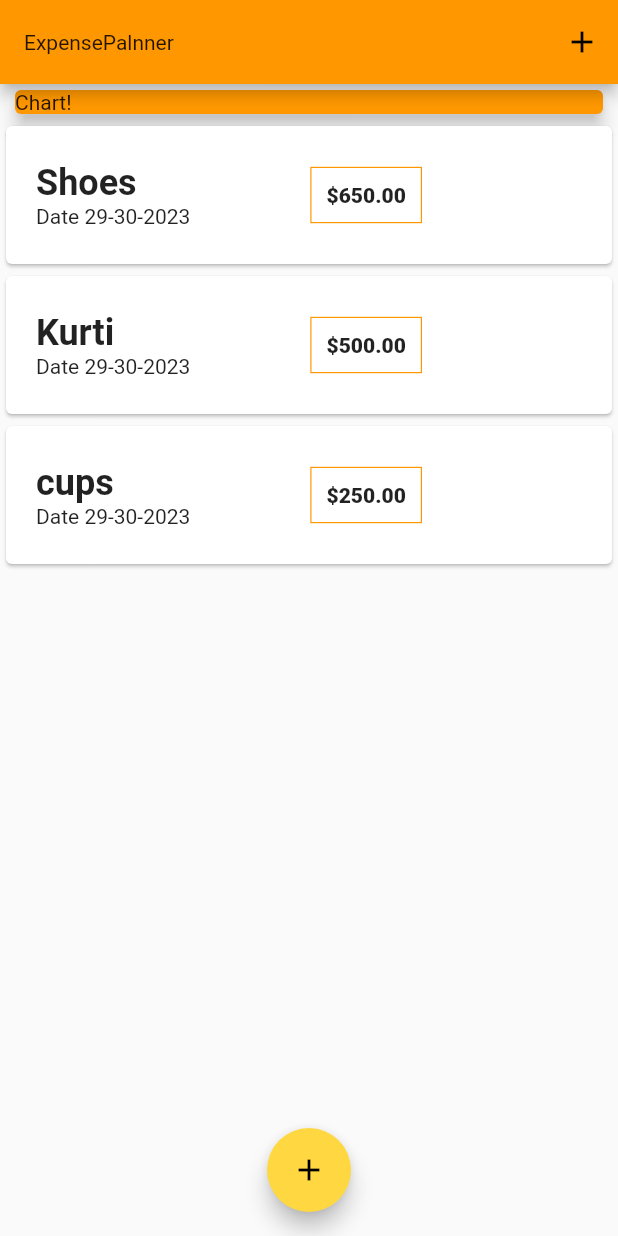
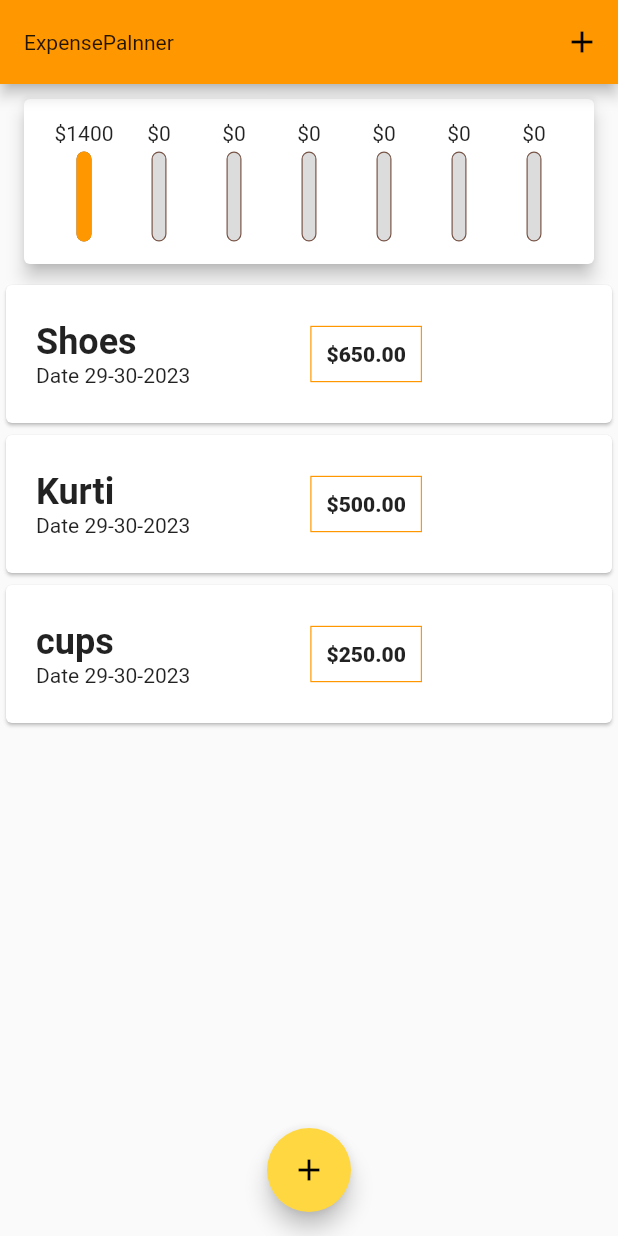
Before and after one commit to JhansiCh916/FlutterProjects, a Flutter app: the screen it shows after launch, on a phone screen of 412 x 824 dp. Run offline on Flutter 3.47's test engine with Material 2 defaults, Android fonts, the phone set to English and light mode, and no system bars.

Commit message:
Added images and chart.

```diff
--- a/lib/main.dart
+++ b/lib/main.dart
@@ -2,6 +2,7 @@ import './widgets/new_transaction.dart';
 import '../widgets/transactionList.dart';
 import 'package:flutter/material.dart';
 import '../models/transaction.dart';
+import '../widgets/chart.dart';
 
 void main() {
   runApp(ExpensePlanner());
@@ -58,6 +59,15 @@ class _HomePageState extends State<HomePage> {
       _userTransactions.add(newTx);
     });
   }
+
+  List<Transaction> get _recentTransactions {
+    return _userTransactions.where((tx) {
+      return tx.date.isAfter(DateTime.now().subtract(
+        Duration(days: 7),
+      ),);
+    }).toList();
+  }
+
   void _startNewTransaction(BuildContext ctx) {
     showModalBottomSheet(context: ctx, builder: (_) {
       return GestureDetector(
@@ -85,11 +95,9 @@ class _HomePageState extends State<HomePage> {
         children:  [
           Container(
             width: 400,
-            child: Card(
-              color: Theme.of(context).primaryColor,
-              child: Text("Chart!"),
-              elevation: 5,
-            ),
+            // height: 200,
+            child:
+            Chart(_recentTransactions),
           ),
           TransactionList(_userTransactions),
         ],
--- /dev/null
+++ b/lib/widgets/chart.dart
@@ -0,0 +1,53 @@
+import 'package:expense_planner/models/transaction.dart';
+import 'package:expense_planner/widgets/chart_bar.dart';
+import 'package:flutter/material.dart';
+import 'package:intl/intl.dart';
+
+class Chart extends StatelessWidget {
+  final List<Transaction> recentTrasactions;
+
+  Chart(this.recentTrasactions);
+
+  List<Map<String, Object>> get groupedTrasactions {
+    return List.generate(7, (index) {
+      final weekDay = DateTime.now().subtract(Duration(days: index));
+      var totalSum = 0.0;
+
+      for (var i = 0; i < recentTrasactions.length; i++) {
+        if ( recentTrasactions[i].date.day == weekDay.day &&
+            recentTrasactions[i].date.month == weekDay.month &&
+            recentTrasactions[i].date.year == weekDay.year) {
+          totalSum += recentTrasactions[i].amount;
+
+        }
+      }
+      return {"day": DateFormat.E().format(weekDay).substring(0,1), "amount" : totalSum};
+    });
+  }
+
+  double get maxSpending {
+    return groupedTrasactions.fold(0.0, (sum, item) {
+      return sum + (item["amount"] as double);
+    });
+  }
+
+  @override
+  Widget build(BuildContext context) {
+    return Card(
+      elevation: 5,
+      margin: EdgeInsets.all(10),
+      child: Container(
+        padding: EdgeInsets.all(15),
+        child: Row(
+          mainAxisAlignment: MainAxisAlignment.spaceAround,
+
+          children: groupedTrasactions.map((data) {
+
+            return Flexible(fit: FlexFit.tight,
+                child: ChartBar(data["day"].toString(), (data["amount"] as double), maxSpending == 0 ? 0.0 : (data["amount"] as double) / maxSpending));
+          }).toList(),
+        ),
+      ),
+    );
+  }
+}
--- /dev/null
+++ b/lib/widgets/chart_bar.dart
@@ -0,0 +1,43 @@
+import 'package:flutter/material.dart';
+
+class ChartBar extends StatelessWidget {
+  final String label;
+  final double spendingAmount;
+  final double spndPerceofTotal;
+
+  ChartBar(this.label, this.spendingAmount, this.spndPerceofTotal);
+
+  @override
+  Widget build(BuildContext context) {
+    return Column(
+      children: [
+        FittedBox(child: Text("\$${spendingAmount.toStringAsFixed(0)}")),
+        SizedBox(
+          height: 4,
+        ),
+        Container(
+          height:  60,
+          width: 10,
+          child: Stack(
+            children: [
+              Container(
+                decoration: BoxDecoration(
+                  border: Border.all(color: Colors.brown,width: 0.8),
+                  color: Color.fromRGBO(220, 220, 220, 2),
+                  borderRadius: BorderRadius.circular(18),
+                ),
+              ),
+              FractionallySizedBox(
+                heightFactor: spndPerceofTotal,
+                child: Container(
+                  decoration: BoxDecoration(borderRadius: BorderRadius.circular(10),
+                  color: Theme.of(context).primaryColor),
+                ),
+              ),
+            ],
+          ),
+        ),
+      ],
+    );
+  }
+}
--- a/lib/widgets/transactionList.dart
+++ b/lib/widgets/transactionList.dart
@@ -12,7 +12,15 @@ class TransactionList extends StatelessWidget {
     return
       Container(
         height: 300,
-      child: ListView.builder(
+      child: transactions.isEmpty ? Column(
+        children: [
+          Text("No transactions added"),
+          SizedBox(
+            height: 10,
+          ),
+          Image.asset("assets/images/thinking.jpg"),
+        ],
+      ): ListView.builder(
         itemBuilder: (ctx, index) {
           return Container(
             width: 400,
--- a/pubspec.yaml
+++ b/pubspec.yaml
@@ -60,8 +60,8 @@ flutter:
   uses-material-design: true
 
   # To add assets to your application, add an assets section, like this:
-  # assets:
-  #   - images/a_dot_burr.jpeg
+  assets:
+   - assets/images/thinking.jpg
   #   - images/a_dot_ham.jpeg
 
   # An image asset can refer to one or more resolution-specific "variants", see
```
Also changed, not shown: assets/images/thinking.jpg (added).
